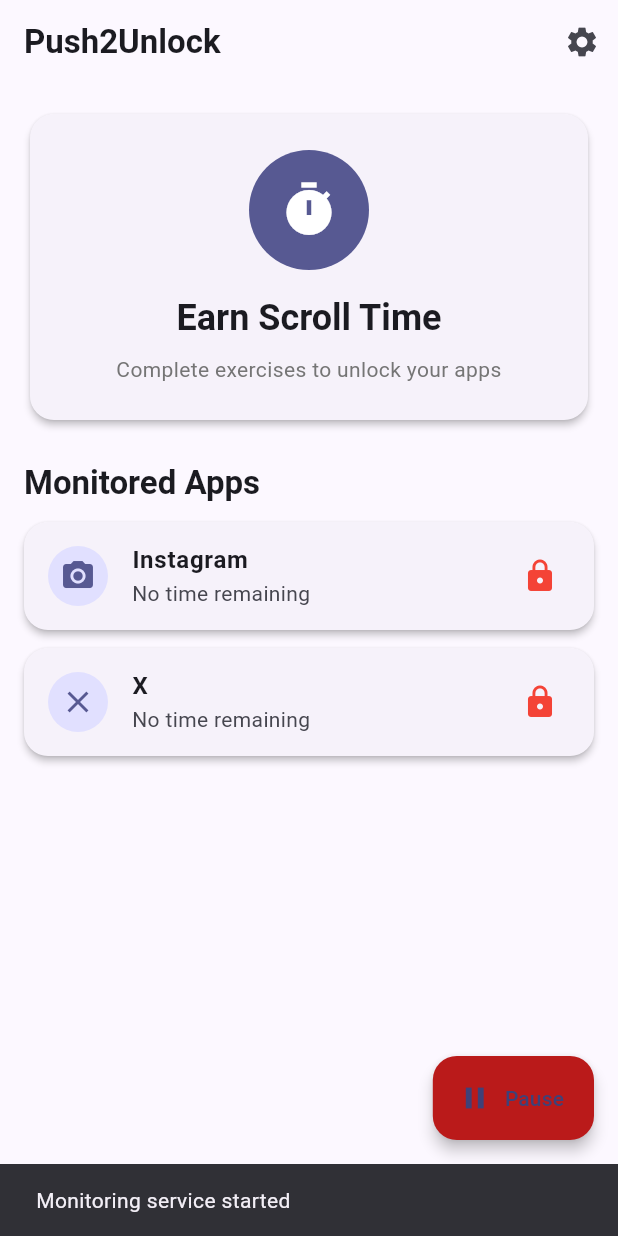
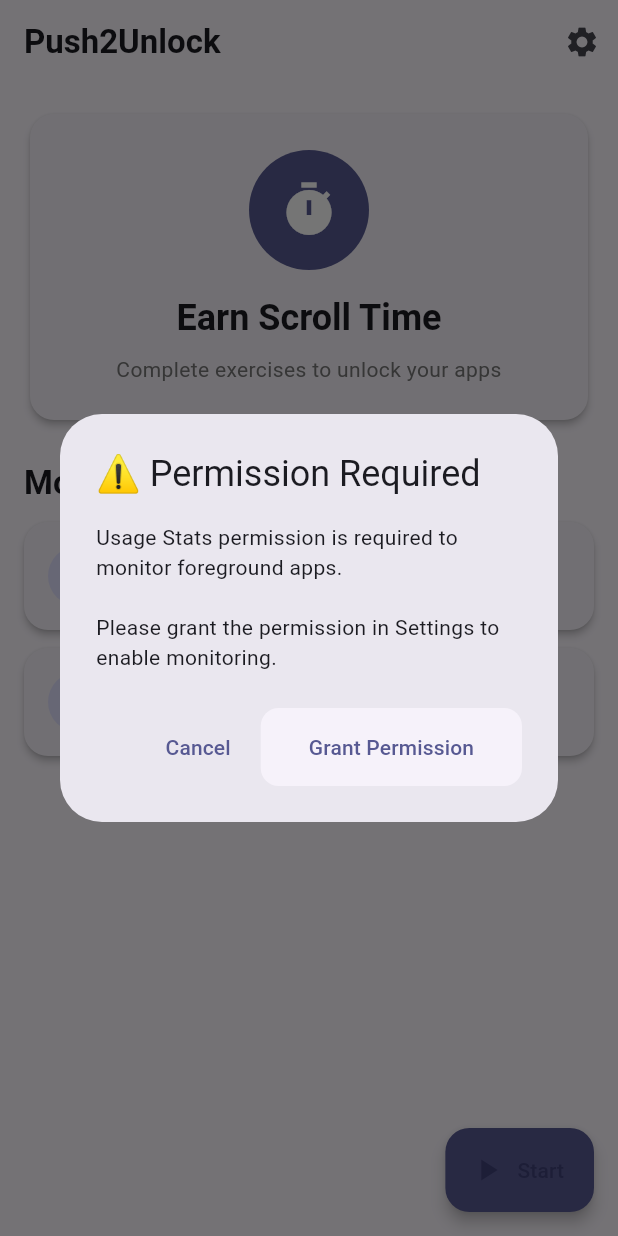
Before and after one commit to almas-cp/push2unlock, a Flutter app: the DashboardPage screen opened directly, after a tap on "Start", on a phone screen of 412 x 824 dp. Run offline on Flutter 3.47's test engine with Material 3 defaults, Android fonts, the phone set to English and light mode, and no system bars; our stand-ins replace introduction_screen, permission_handler, shared_preferences; missing offline and left inert: usage_stats; accounts and stored records are empty.

Commit message:
foreground detection

```diff
--- a/lib/pages/dashboard_page.dart
+++ b/lib/pages/dashboard_page.dart
@@ -1,6 +1,8 @@
 import 'package:flutter/material.dart';
 import 'package:shared_preferences/shared_preferences.dart';
+import 'package:usage_stats/usage_stats.dart';
 import 'settings_page.dart';
+import '../services/foreground_app_detector.dart';
 
 class DashboardPage extends StatefulWidget {
   const DashboardPage({super.key});
@@ -12,11 +14,24 @@ class DashboardPage extends StatefulWidget {
 class _DashboardPageState extends State<DashboardPage> {
   bool _isServiceRunning = false;
   List<MonitoredApp> _monitoredApps = [];
+  final ForegroundAppDetector _appDetector = ForegroundAppDetector();
+  bool _hasUsagePermission = false;
 
   @override
   void initState() {
     super.initState();
+    print('✅ Dashboard loaded successfully!');
     _loadMonitoredApps();
+    _checkUsagePermission();
+  }
+
+  Future<void> _checkUsagePermission() async {
+    final hasPermission = await UsageStats.checkUsagePermission();
+    print('🔍 Usage permission check result: $hasPermission');
+    setState(() {
+      _hasUsagePermission = hasPermission ?? false;
+    });
+    print('📋 Permission state updated: $_hasUsagePermission');
   }
 
   Future<void> _loadMonitoredApps() async {
@@ -47,21 +62,68 @@ class _DashboardPageState extends State<DashboardPage> {
     }
   }
 
-  void _toggleService() {
+  Future<void> _toggleService() async {
+    print('🔘 Start/Stop button pressed! Current state: ${_isServiceRunning ? "Running" : "Stopped"}');
+    print('📊 Has usage permission: $_hasUsagePermission');
+
+    if (!_isServiceRunning && !_hasUsagePermission) {
+      // Permission not granted, show dialog
+      final shouldRequest = await showDialog<bool>(
+        context: context,
+        builder: (context) => AlertDialog(
+          title: const Text('⚠️ Permission Required'),
+          content: const Text(
+            'Usage Stats permission is required to monitor foreground apps.\n\n'
+            'Please grant the permission in Settings to enable monitoring.',
+          ),
+          actions: [
+            TextButton(
+              onPressed: () => Navigator.pop(context, false),
+              child: const Text('Cancel'),
+            ),
+            ElevatedButton(
+              onPressed: () => Navigator.pop(context, true),
+              child: const Text('Grant Permission'),
+            ),
+          ],
+        ),
+      );
+
+      if (shouldRequest == true) {
+        await UsageStats.grantUsagePermission();
+        await _checkUsagePermission();
+      }
+      return;
+    }
+
     setState(() {
       _isServiceRunning = !_isServiceRunning;
     });
 
+    // Start or stop foreground app monitoring
+    if (_isServiceRunning) {
+      await _appDetector.startMonitoring();
+    } else {
+      _appDetector.stopMonitoring();
+    }
+
+    if (!mounted) return;
     ScaffoldMessenger.of(context).showSnackBar(
       SnackBar(
         content: Text(
           _isServiceRunning
-              ? 'Monitoring service started'
-              : 'Monitoring service stopped',
+              ? '✅ Monitoring started - Check terminal logs!'
+              : '⏸️ Monitoring stopped',
         ),
         duration: const Duration(seconds: 2),
       ),
     );
+  }
+
+  @override
+  void dispose() {
+    _appDetector.dispose();
+    super.dispose();
   }
 
   @override
--- /dev/null
+++ b/lib/services/foreground_app_detector.dart
@@ -0,0 +1,149 @@
+import 'dart:async';
+import 'package:usage_stats/usage_stats.dart';
+
+class ForegroundAppDetector {
+  Timer? _timer;
+  String _lastApp = '';
+
+  // Emoji map for different apps
+  final Map<String, String> _appEmojis = {
+    'instagram': '📷',
+    'facebook': '👍',
+    'twitter': '🐦',
+    'x': '❌',
+    'youtube': '📺',
+    'whatsapp': '💬',
+    'chrome': '🌐',
+    'gmail': '📧',
+    'maps': '🗺️',
+    'photos': '🖼️',
+    'camera': '📸',
+    'settings': '⚙️',
+    'phone': '📞',
+    'messages': '💬',
+    'clock': '⏰',
+    'calendar': '📅',
+    'tiktok': '🎵',
+    'snapchat': '👻',
+    'spotify': '🎧',
+    'netflix': '🎬',
+    'amazon': '🛒',
+    'reddit': '🤖',
+    'telegram': '✈️',
+    'discord': '💬',
+    'messenger': '💬',
+    'linkedin': '💼',
+    'uber': '🚗',
+    'default': '📱',
+  };
+
+  Future<void> startMonitoring() async {
+    print('🚀 [ForegroundAppDetector] Starting foreground app monitoring...');
+
+    // Check if we have usage stats permission
+    final hasPermission = await UsageStats.checkUsagePermission();
+
+    if (hasPermission != true) {
+      print('❌ [ForegroundAppDetector] Usage stats permission NOT granted!');
+      print('⚠️ [ForegroundAppDetector] Please grant usage stats permission in Settings');
+      print('   [ForegroundAppDetector] Go to: Settings > Apps > Special access > Usage access');
+      return;
+    }
+
+    print('✅ [ForegroundAppDetector] Usage stats permission granted!');
+    print('👀 [ForegroundAppDetector] Monitoring foreground apps...');
+
+    // Check immediately
+    await _checkForegroundApp();
+
+    // Then check every 2 seconds
+    _timer = Timer.periodic(const Duration(seconds: 2), (timer) async {
+      await _checkForegroundApp();
+    });
+  }
+
+  void stopMonitoring() {
+    print('🛑 [ForegroundAppDetector] Stopping foreground app monitoring...');
+    _timer?.cancel();
+    _timer = null;
+  }
+
+  Future<void> _checkForegroundApp() async {
+    try {
+      // Get current time
+      final now = DateTime.now();
+      final startTime = now.subtract(const Duration(minutes: 1));
+
+      // Query usage stats for the last minute
+      final usageStats = await UsageStats.queryUsageStats(
+        startTime,
+        now,
+      );
+
+      if (usageStats == null) {
+        print('⚠️ [ForegroundAppDetector] UsageStats returned null - permission may not be granted');
+        return;
+      }
+
+      if (usageStats.isEmpty) {
+        print('⚠️ [ForegroundAppDetector] No usage stats found');
+        return;
+      }
+
+      // Sort by last time used (most recent first)
+      usageStats.sort((a, b) {
+        final aTime = int.tryParse(a.lastTimeUsed ?? '0') ?? 0;
+        final bTime = int.tryParse(b.lastTimeUsed ?? '0') ?? 0;
+        return bTime.compareTo(aTime);
+      });
+
+      // Get the most recently used app
+      final currentApp = usageStats.first;
+      final packageName = currentApp.packageName ?? 'unknown';
+      final appName = _getAppName(packageName);
+
+      // Only log if app changed
+      if (packageName != _lastApp) {
+        _lastApp = packageName;
+        final emoji = _getEmoji(packageName);
+
+        print('');
+        print('$emoji━━━━━━━━━━━━━━━━━━━━━━━━━━━━━━━━━━━━━━━━$emoji');
+        print('$emoji FOREGROUND APP CHANGED $emoji');
+        print('📱 App Name: $appName');
+        print('📦 Package: $packageName');
+        print('⏰ Time: ${DateTime.now().toString().substring(11, 19)}');
+        print('$emoji━━━━━━━━━━━━━━━━━━━━━━━━━━━━━━━━━━━━━━━━$emoji');
+        print('');
+      }
+    } catch (e, stackTrace) {
+      print('❌ [ForegroundAppDetector] Error detecting foreground app: $e');
+      print('Stack trace: $stackTrace');
+    }
+  }
+
+  String _getAppName(String packageName) {
+    // Extract app name from package name
+    final parts = packageName.split('.');
+    if (parts.isNotEmpty) {
+      return parts.last.toUpperCase();
+    }
+    return packageName.toUpperCase();
+  }
+
+  String _getEmoji(String packageName) {
+    final lowerPackage = packageName.toLowerCase();
+
+    for (final entry in _appEmojis.entries) {
+      if (lowerPackage.contains(entry.key)) {
+        return entry.value;
+      }
+    }
+
+    return _appEmojis['default']!;
+  }
+
+  void dispose() {
+    stopMonitoring();
+  }
+}
```
